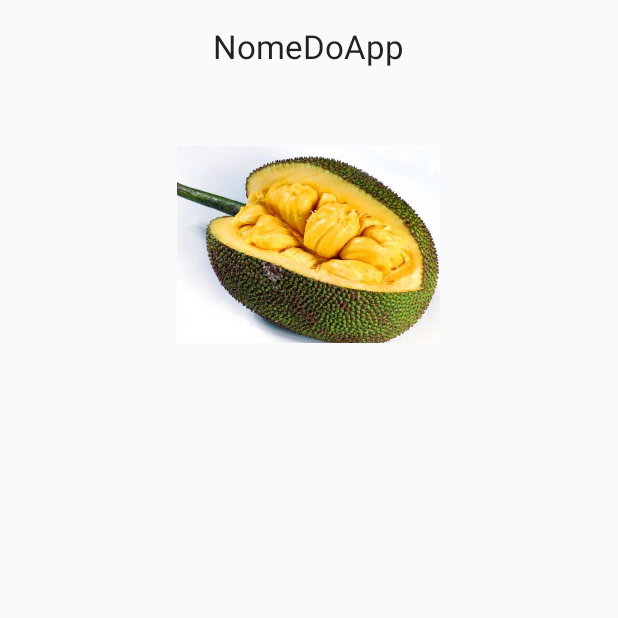
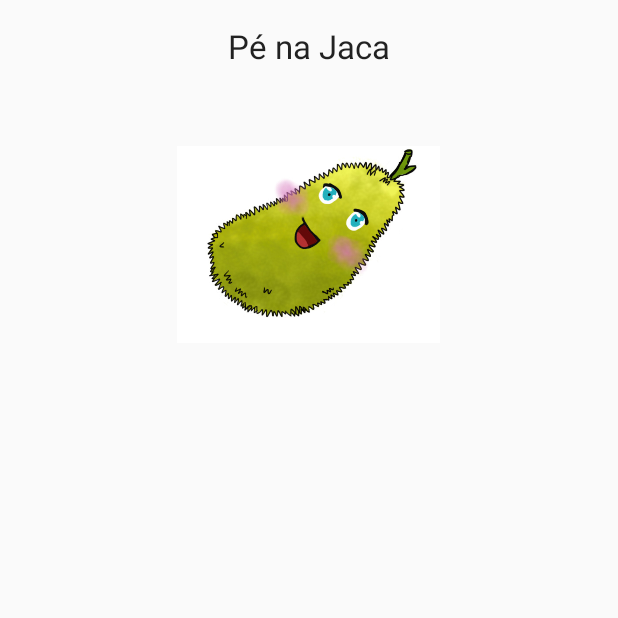
Before and after one commit to mpcayres/AppJaquinha, an Android app: the screen it shows after launch (LoginActivity), on a phone screen of 412 x 824 dp, the top half of it. Run offline under Robolectric (Android 15) with nearby library versions, the phone set to English and light mode, and no system bars; our stand-ins replace Firebase (no records; nobody signed in at launch, a user with empty details on screens opened directly).

Commit message:
Modificadas com as imagens que a Ingrid fez

```diff
--- a/app/src/main/res/layout/activity_login.xml
+++ b/app/src/main/res/layout/activity_login.xml
@@ -15,7 +15,7 @@
         android:layout_width="wrap_content"
         android:layout_height="wrap_content"
         android:textAppearance="?android:attr/textAppearanceLarge"
-        android:text="NomeDoApp"
+        android:text="@string/nomeDoApp"
         android:id="@+id/textView2"
         android:layout_gravity="center_horizontal" />
 
@@ -25,7 +25,7 @@
         android:layout_height="215dp"
         android:id="@+id/imageView"
         android:layout_gravity="center_horizontal"
-        android:src="@drawable/jaca_provisorio" />
+        android:src="@drawable/jaca_home" />
 
     <LinearLayout
         android:id="@+id/layout_fragments"
--- a/app/src/main/res/layout/fragment_restricoes.xml
+++ b/app/src/main/res/layout/fragment_restricoes.xml
@@ -20,7 +20,7 @@
             android:id="@+id/imageView2"
             android:layout_row="0"
             android:layout_column="0"
-            android:src="@drawable/jaca_provisorio"
+            android:src="@drawable/jaca_restricoes"
             android:maxHeight="150dp"
             android:maxWidth="150dp" />
 
--- a/app/src/main/res/values/strings.xml
+++ b/app/src/main/res/values/strings.xml
@@ -29,6 +29,7 @@
     <string name="sem_data">Sem data</string>
     <string name="objetivo">Objetivo</string>
     <string name="adicionar_data">Adicionar data</string>
+    <string name="nomeDoApp">Pé na Jaca</string>
 
     //alimento
     <string name="nome_alimento">Nome do alimento</string>
```
